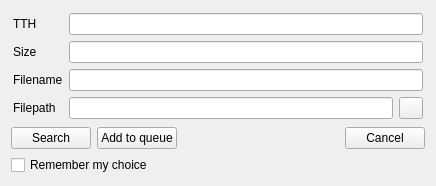
Qt form eiskaltdcpp-qt/ui/UIMagnet.ui (eiskaltdcpp/eiskaltdcpp) before a commit.
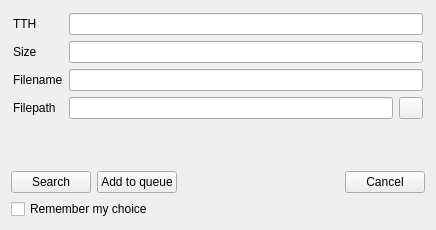
The same form after that commit. Custom widgets are drawn as their Qt base class.

```diff
--- a/eiskaltdcpp-qt/ui/UIMagnet.ui
+++ b/eiskaltdcpp-qt/ui/UIMagnet.ui
@@ -7,7 +7,7 @@
     <x>0</x>
     <y>0</y>
     <width>436</width>
-    <height>172</height>
+    <height>230</height>
    </rect>
   </property>
   <property name="sizePolicy">
```
Left out of the diff: 15 changed lines with no effect on the pictures.
